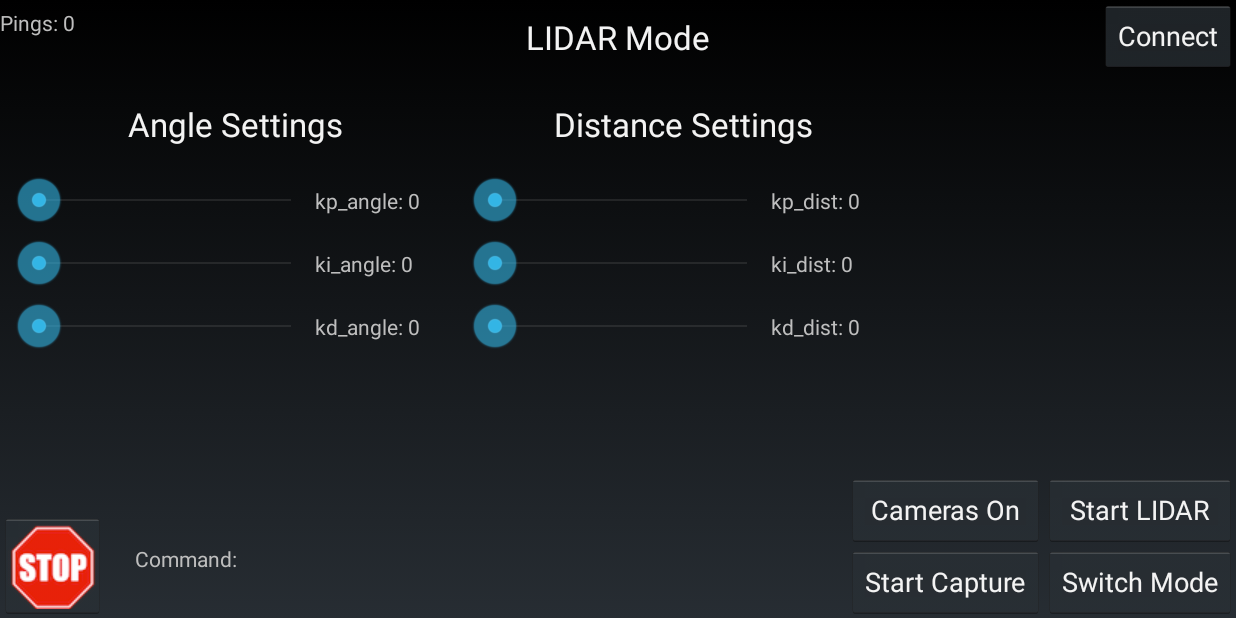
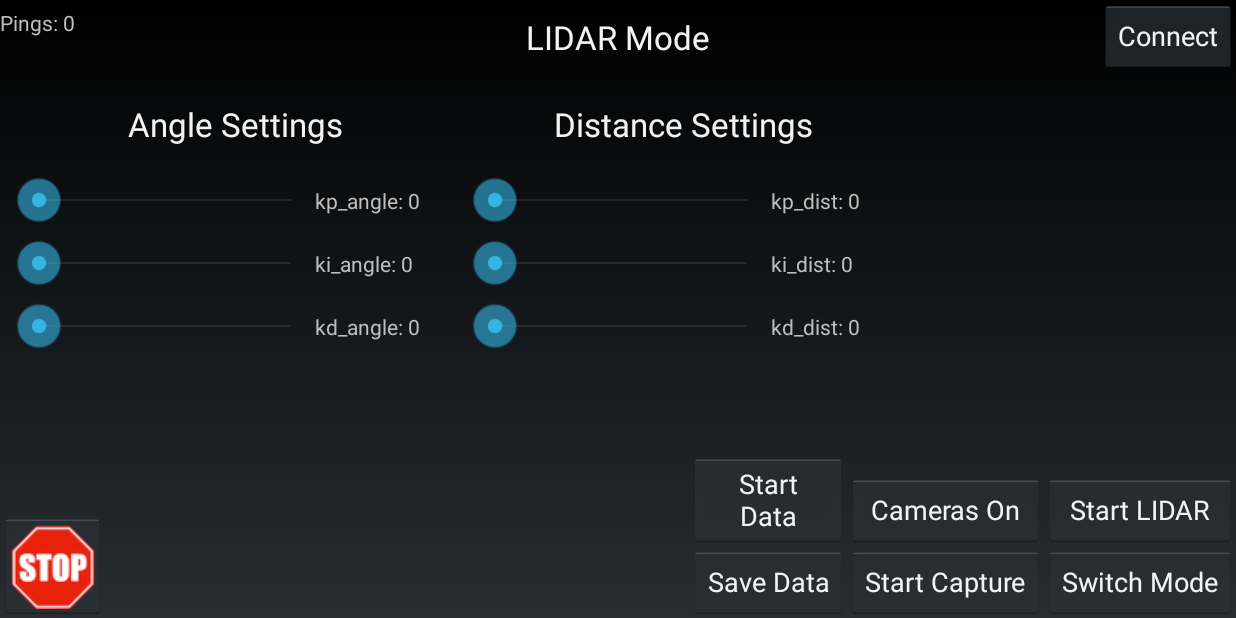
Before and after one commit to mjd3/VAPT-Rover, an Android app: the screen it shows after launch (AutonomousActivity), on a phone screen of 824 x 412 dp (held sideways). Run offline under Robolectric (Android 15) with nearby library versions, the phone set to English and light mode, and no system bars.

Commit message:
Added save data and data toggle buttons to each activity

```diff
--- a/app/src/main/java/com/virtualapt/rover/cheburashka/AutonomousActivity.java
+++ b/app/src/main/java/com/virtualapt/rover/cheburashka/AutonomousActivity.java
@@ -52,7 +52,6 @@ public class AutonomousActivity extends Activity {
     private TextView ki_dist_textView;
     private TextView kd_dist_textView;
     private TextView BTPingData;
-    private TextView commandData;
 
     private SeekBar kp_angle_seekBar;
     private SeekBar ki_angle_seekBar;
@@ -65,9 +64,12 @@ public class AutonomousActivity extends Activity {
     private Button switchButton;
     private Button powerButton;
     private Button captureButton;
+    private Button dataButton;
+    private Button saveButton;
     private Button startLidarButton;
     private ImageButton stopButton;
     private ImageView bluetoothLogoView;
+    private boolean lidarStartFlag = false;
 
     // Initialize Bluetooth objects and variables
     private BluetoothAdapter btAdapter;
@@ -110,9 +112,10 @@ public class AutonomousActivity extends Activity {
         captureButton = (Button)findViewById(R.id.camCaptureButton);
         powerButton = (Button)findViewById(R.id.camPowerButton);
         startLidarButton = (Button)findViewById(R.id.startLidarButton);
+        dataButton = (Button)findViewById(R.id.dataButton);
+        saveButton = (Button)findViewById(R.id.saveButton);
         stopButton = (ImageButton)findViewById(R.id.stopButton);
         BTPingData = (TextView)findViewById(R.id.BTPingData);
-        commandData = (TextView)findViewById(R.id.commandData);
 
         btAdapter = ((RCApplication) getApplication()).getBTAdapter();
 
@@ -179,6 +182,7 @@ public class AutonomousActivity extends Activity {
             public void onClick(View v){
                 if (isConnected()) {
                     connector.write("VAPT7".getBytes());
+                    lidarStartFlag = true;
                 }
                 else {
                     Toast.makeText(AutonomousActivity.this,
@@ -239,6 +243,40 @@ public class AutonomousActivity extends Activity {
                 else {
                     Toast.makeText(AutonomousActivity.this,
                             "Must connect to BT first", Toast.LENGTH_SHORT).show();
+                }
+            }
+        });
+
+        dataButton.setOnClickListener(new View.OnClickListener(){
+            @Override
+            public void onClick(View v){
+                if (isConnected()) {
+                    if (lidarStartFlag)
+                        connector.write("VAPT8".getBytes());
+                    else
+                        Toast.makeText(AutonomousActivity.this,
+                                "Must start Lidar to start data collection", Toast.LENGTH_SHORT).show();
+                }
+                else {
+                    Toast.makeText(AutonomousActivity.this,
+                            "Must connect to Bluetooth before collecting data", Toast.LENGTH_SHORT).show();
+                }
+            }
+        });
+
+        saveButton.setOnClickListener(new View.OnClickListener(){
+            @Override
+            public void onClick(View v){
+                if (isConnected()) {
+                    if (lidarStartFlag)
+                        connector.write("VAPT9".getBytes());
+                    else
+                        Toast.makeText(AutonomousActivity.this,
+                                "Must start Lidar to save data", Toast.LENGTH_SHORT).show();
+                }
+                else {
+                    Toast.makeText(AutonomousActivity.this,
+                            "Must connect to Bluetooth before saving data", Toast.LENGTH_SHORT).show();
                 }
             }
         });
@@ -384,9 +422,6 @@ public class AutonomousActivity extends Activity {
         c[command.length + 1] = (byte) val;
         c[command.length + 2] = (byte) '\r';
 
-        String strs = new String(c);
-        commandData.setText("Command: " + strs);
-
         if (isConnected())
             connector.write(c);
     }
--- a/app/src/main/res/layout/activity_autonomous.xml
+++ b/app/src/main/res/layout/activity_autonomous.xml
@@ -211,15 +211,22 @@
         android:src="@drawable/stop_sign"
         android:layout_gravity="bottom" />
 
-    <TextView
+    <Button
         android:layout_width="wrap_content"
         android:layout_height="wrap_content"
-        android:text="Command:"
-        android:id="@+id/commandData"
-        android:layout_alignParentBottom="true"
-        android:layout_marginBottom="30dp"
-        android:layout_marginStart="20dp"
-        android:layout_toEndOf="@+id/stopButton"/>
+        android:text="@string/start_data"
+        android:id="@+id/dataButton"
+        android:layout_above="@+id/saveButton"
+        android:layout_alignStart="@+id/saveButton"
+        android:layout_alignEnd="@+id/saveButton" />
+
+    <Button
+        android:layout_width="wrap_content"
+        android:layout_height="wrap_content"
+        android:text="@string/save"
+        android:id="@+id/saveButton"
+        android:layout_toStartOf="@+id/camPowerButton"
+        android:layout_alignParentBottom="true" />
 
     <Button
         android:layout_width="wrap_content"
--- a/app/src/main/res/values/strings.xml
+++ b/app/src/main/res/values/strings.xml
@@ -13,6 +13,9 @@
     <string name="off">Cameras Off</string>
     <string name="start">Start Capture</string>
     <string name="stop">Stop Capture</string>
+    <string name="start_data">Start Data</string>
+    <string name="stop_data">Stop Data</string>
+    <string name="save">Save Data</string>
     <string name="no_data">No Data...</string>
     <string name="client_text">This device will act as a client. Click on Start Chatting button</string>
     <string name="empty_message">No devices found. Turn on P2P and perform discovery from the Action Bar</string>
```
Also changed, not shown: app/src/main/java/com/virtualapt/rover/cheburashka/RemoteControllerActivity.java (+41 -1 lines), app/src/main/res/layout/activity_remote_controller.xml (+20 -3 lines).
